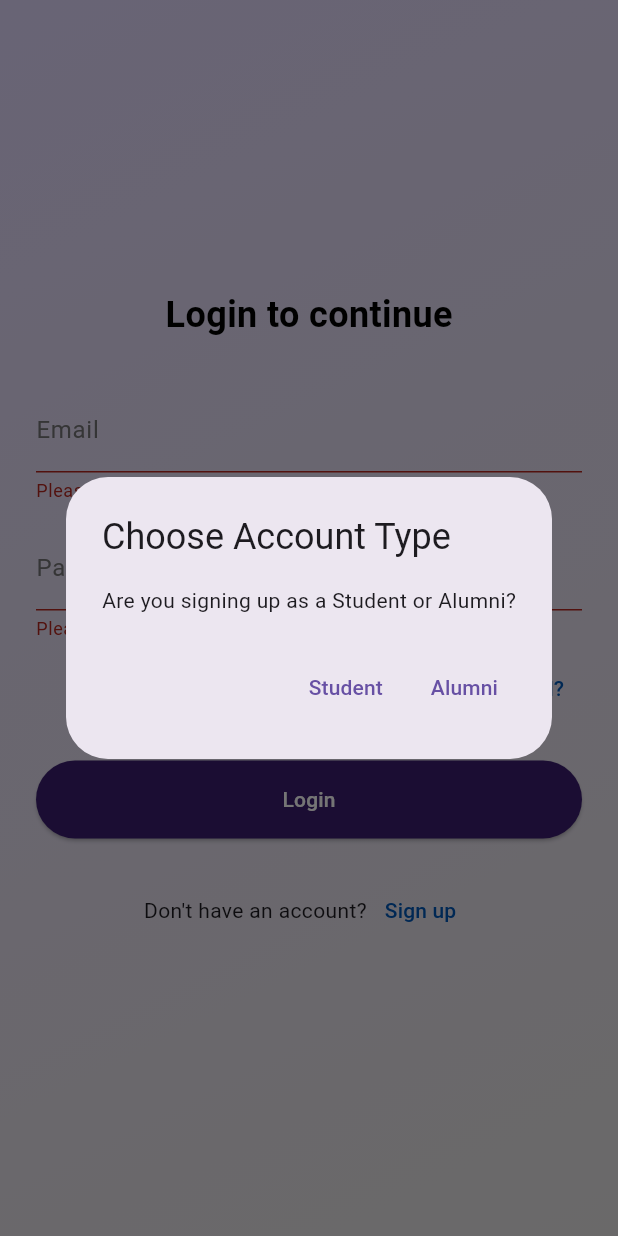
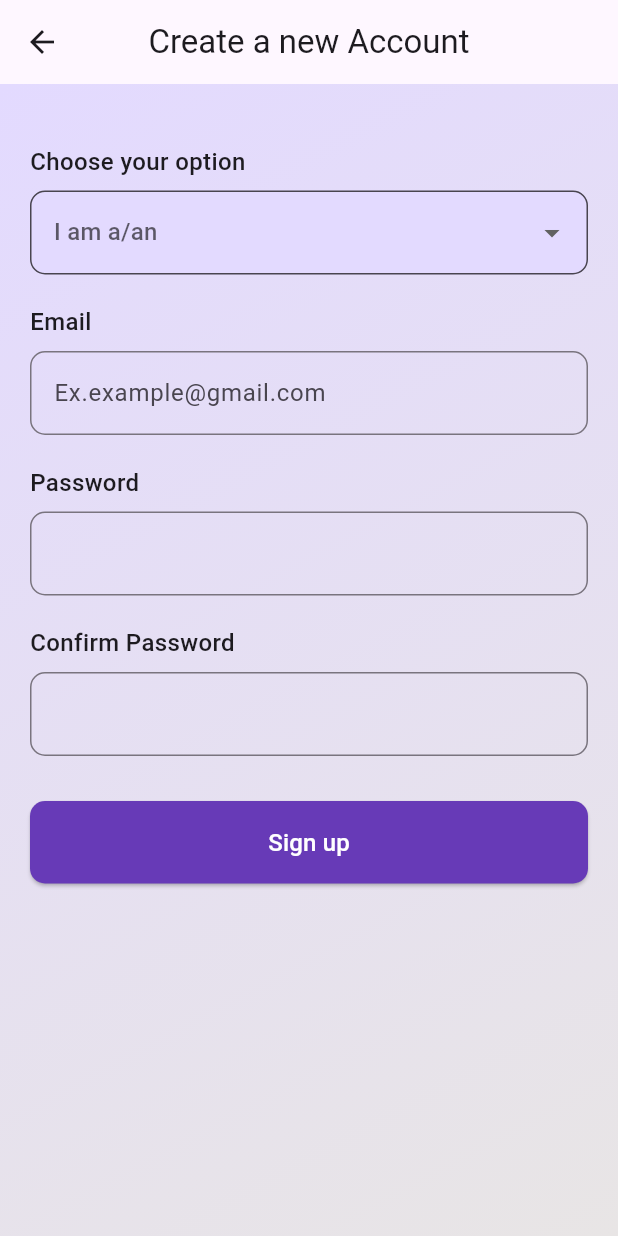
Before and after one commit to Arnaim/GradBond_WebApp, a Flutter app: the LoginScreen screen opened by its route, after a tap on "Login", after a tap on "Sign up", on a phone screen of 412 x 824 dp. Run offline on Flutter 3.47's test engine with Material 3 defaults, Android fonts, the phone set to English and light mode, and no system bars; our stand-ins replace shared_preferences; accounts and stored records are empty.

Commit message:
signup page simplifed and connected with main and login

```diff
--- a/lib/login.dart
+++ b/lib/login.dart
@@ -1,7 +1,7 @@
 //login screen
 import 'package:flutter/material.dart';
 import 'package:gradbond/gradient_bg.dart';
-import 'signup_options.dart';
+import 'signup_page.dart';
 import 'package:gradbond/services/api_service.dart';
 import 'home.dart';
 
@@ -140,9 +140,12 @@ Widget build(BuildContext context){
                   children: [
                     const Text("Don't have an account?"),
                     TextButton(
-                      onPressed: (){
-                          SignupChoiceDialog.show(context); // Using the reusable dialog
-                      },
+                       onPressed: () {
+                            Navigator.push(
+                              context,
+                              MaterialPageRoute(builder: (context) => const SignUpPage()),
+                            );
+                          },
                       child: const Text(
                         'Sign up',
                         style: TextStyle(
--- a/lib/main.dart
+++ b/lib/main.dart
@@ -1,9 +1,9 @@
 import 'package:flutter/material.dart';
 import 'package:gradbond/find_alumni.dart';
 import 'login.dart';
-import 'student_signup.dart';
-import 'alumni_signup.dart';
-import 'signup_options.dart';
+//import 'student_signup.dart';
+//import 'alumni_signup.dart';
+import 'signup_page.dart';
 import 'events.dart';
 import 'profile_alumni.dart';
 import 'profile_student.dart';
@@ -23,8 +23,8 @@ class MyApp extends StatelessWidget {
      routes: {
           '/login': (context) => const LoginScreen(),
           '/search': (context) => const FindAlumni(),
-          '/signup': (context) => const StudentSignup(),
-          '/alumni-signup': (context) => const AlumniSignup(),
+          '/signup': (context) => const SignUpPage(),
+         // '/alumni-signup': (context) => const AlumniSignup(),
           '/event': (context) => EventsPage(),
           '/profile_alumni': (context) => const ProfileAlumni(),
           '/profile_student': (context) => const ProfileStudent(),
@@ -101,9 +101,12 @@ class GradBond extends StatelessWidget {
                   SizedBox(
                     width: double.infinity,
                     child: ElevatedButton(
-                      onPressed: () {
-                          SignupChoiceDialog.show(context); // Using the reusable dialog
-                      },
+                     onPressed: () {
+                            Navigator.push(
+                              context,
+                              MaterialPageRoute(builder: (context) => const SignUpPage()),
+                            );
+                          },
                       child: const Text(
                         'Sign Up',
                         style: TextStyle(
--- a/lib/signup_options.dart
+++ /dev/null
@@ -1,31 +0,0 @@
-import 'package:flutter/material.dart';
-
-class SignupChoiceDialog {
-  static void show(BuildContext context) {
-    showDialog(
-      context: context,
-      builder: (BuildContext context) {
-        return AlertDialog(
-          title: const Text("Choose Account Type"),
-          content: const Text("Are you signing up as a Student or Alumni?"),
-          actions: [
-            TextButton(
-              onPressed: () {
-                Navigator.pop(context); // Close dialog
-                Navigator.pushNamed(context, '/signup'); // Student
-              },
-              child: const Text("Student"),
-            ),
-            TextButton(
-              onPressed: () {
-                Navigator.pop(context); // Close dialog
-                Navigator.pushNamed(context, '/alumni-signup'); // Alumni
-              },
-              child: const Text("Alumni"),
-            ),
-          ],
-        );
-      },
-    );
-  }
-}
--- /dev/null
+++ b/lib/signup_page.dart
@@ -0,0 +1,176 @@
+import 'package:flutter/material.dart';
+import 'gradient_bg.dart';
+class SignUpPage extends StatefulWidget {
+  const SignUpPage({super.key});
+
+  @override
+  State<SignUpPage> createState() => _SignUpPageState();
+}
+
+class _SignUpPageState extends State<SignUpPage> {
+  String? selectedUserType;
+  final _formKey = GlobalKey<FormState>();
+  final _emailController = TextEditingController();
+  final _passwordController = TextEditingController();
+  final _confirmPasswordController = TextEditingController();
+
+  @override
+  Widget build(BuildContext context) {
+    return Scaffold(
+      appBar: AppBar(
+        title: const Text('Create a new Account'),
+        centerTitle: true,
+      ),
+      body: GradientBackground(
+        child: Padding(
+        padding: const EdgeInsets.all(20.0),
+        child: Form(
+          key: _formKey,
+          child: Column(
+            crossAxisAlignment: CrossAxisAlignment.start,
+            children: [
+              const SizedBox(height: 20),
+              const Text(
+                'Choose your option',
+                style: TextStyle(fontSize: 16, fontWeight: FontWeight.w500),
+              ),
+              const SizedBox(height: 8),
+              DropdownButtonFormField<String>(
+                value: selectedUserType,
+                decoration: InputDecoration(
+                  border: OutlineInputBorder(
+                    borderRadius: BorderRadius.circular(10),
+                  ),
+                  filled: true,
+                  fillColor: Color(0xFFE3DAFF),
+                ),
+                hint: const Text('I am a/an'),
+                items: const [
+                  DropdownMenuItem(
+                    value: 'Student',
+                    child: Text('Student'),
+                  ),
+                  DropdownMenuItem(
+                    value: 'Alumni',
+                    child: Text('Alumni'),
+                  ),
+                ],
+                onChanged: (value) {
+                  setState(() {
+                    selectedUserType = value;
+                  });
+                },
+                validator: (value) {
+                  if (value == null) {
+                    return 'Please select your role';
+                  }
+                  return null;
+                },
+              ),
+              const SizedBox(height: 20),
+              const Text(
+                'Email',
+                style: TextStyle(fontSize: 16, fontWeight: FontWeight.w500),
+              ),
+              const SizedBox(height: 8),
+              TextFormField(
+                controller: _emailController,
+                decoration: InputDecoration(
+                  border: OutlineInputBorder(
+                    borderRadius: BorderRadius.circular(10),
+                  ),
+                  hintText: 'Ex.example@gmail.com',
+                ),
+                validator: (value) {
+                  if (value == null || value.isEmpty) {
+                    return 'Please enter your email';
+                  }
+                  if (!value.contains('@')) {
+                    return 'Please enter a valid email';
+                  }
+                  return null;
+                },
+              ),
+              const SizedBox(height: 20),
+              const Text(
+                'Password',
+                style: TextStyle(fontSize: 16, fontWeight: FontWeight.w500),
+              ),
+              const SizedBox(height: 8),
+              TextFormField(
+                controller: _passwordController,
+                obscureText: true,
+                decoration: InputDecoration(
+                  border: OutlineInputBorder(
+                    borderRadius: BorderRadius.circular(10),
+                  ),
+                ),
+                validator: (value) {
+                  if (value == null || value.isEmpty) {
+                    return 'Please enter a password';
+                  }
+                  if (value.length < 6) {
+                    return 'Password must be at least 6 characters';
+                  }
+                  return null;
+                },
+              ),
+              const SizedBox(height: 20),
+              const Text(
+                'Confirm Password',
+                style: TextStyle(fontSize: 16, fontWeight: FontWeight.w500),
+              ),
+              const SizedBox(height: 8),
+              TextFormField(
+                controller: _confirmPasswordController,
+                obscureText: true,
+                decoration: InputDecoration(
+                  border: OutlineInputBorder(
+                    borderRadius: BorderRadius.circular(10),
+                  ),
+                ),
+                validator: (value) {
+                  if (value != _passwordController.text) {
+                    return 'Passwords do not match';
+                  }
+                  return null;
+                },
+              ),
+              const SizedBox(height: 30),
+              SizedBox(
+                width: double.infinity,
+                child: ElevatedButton(
+                  onPressed: () {
+                    if (_formKey.currentState!.validate()) {
+                      // Handle sign up logic
+                    }
+                  },
+                  style: ElevatedButton.styleFrom(
+                    padding: const EdgeInsets.symmetric(vertical: 16),
+                    backgroundColor: Colors.deepPurple,
+                    shape: RoundedRectangleBorder(
+                      borderRadius: BorderRadius.circular(10),
+                    ),
+                  ),
+                  child: const Text(
+                    'Sign up',
+                    style: TextStyle(color: Colors.white, fontSize: 16),
+                  ),
+                ),
+              ),
+            ],
+          ),
+        ),
+      ),
+      ),
+    );
+  }
+
+  @override
+  void dispose() {
+    _emailController.dispose();
+    _passwordController.dispose();
+    _confirmPasswordController.dispose();
+    super.dispose();
+  }
+}
```
